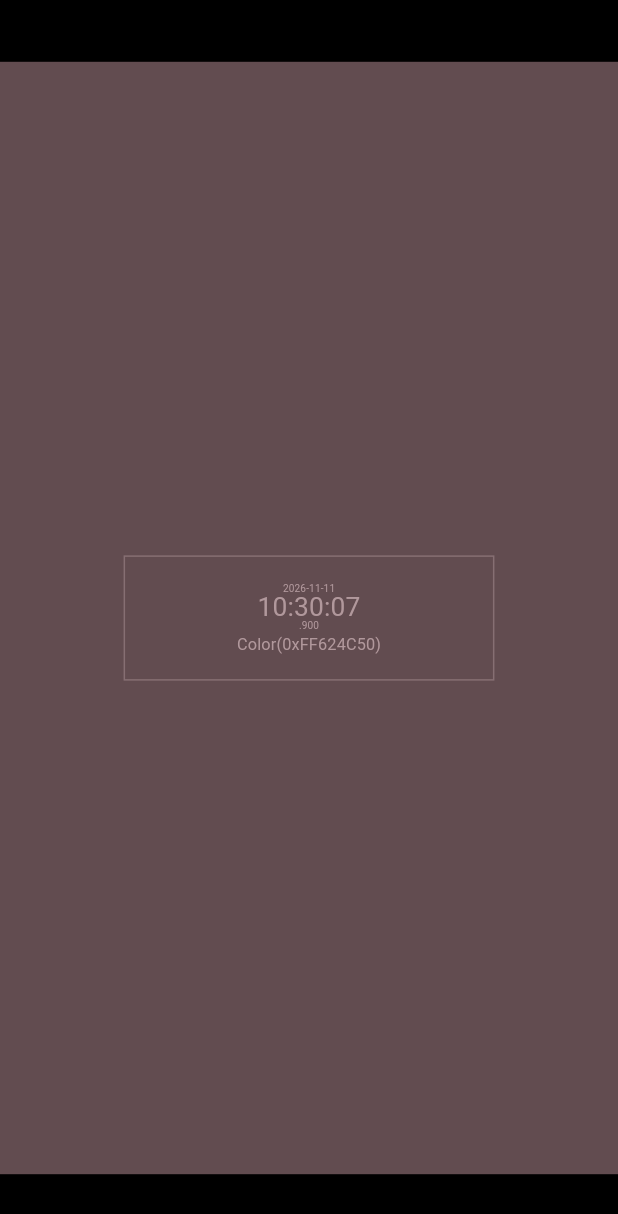
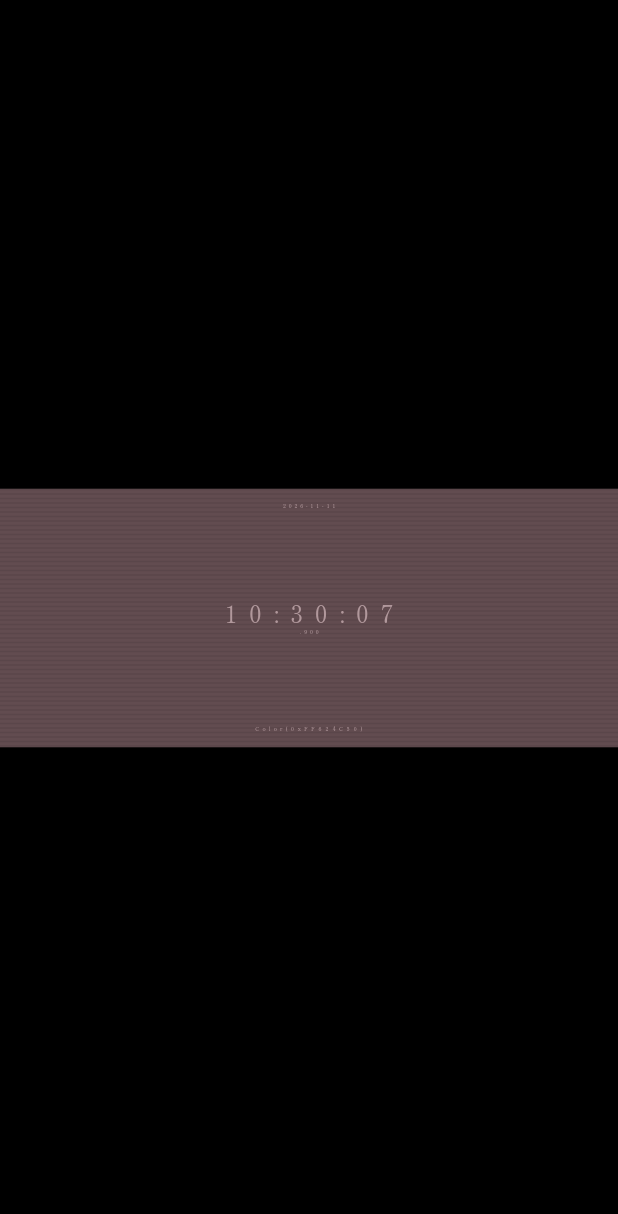
Before and after one commit to zero3kw/CurrentColor, a Flutter app: the screen it shows after launch, on a phone screen of 412 x 824 dp. Shown: the top 1214 px of the screen. Run offline on Flutter 3.47's test engine with Material 3 defaults, Android fonts, the phone set to English and light mode, and no system bars; Roboto replaces fonts that are missing (RictyDiminished).

Commit message:
Switch to a mincho typeface and a letterboxed, minimal layout
- Use Shippori Mincho (OFL, subset to ASCII and the degree sign) and
  drop the RictyDiminished fonts
- Letterbox the colored area to 2.39:1, keeping at least 5% black bands
- Time centered with milliseconds below, date at the top and color code
  at the bottom; no frame
- Half-em tracking with fixed-width cells for digits and hex characters
  so the text does not jitter with a proportional font
- Faint scanline texture over the background
- Hue wheel scales as a whole, uses the same font, and centers the
  number without the degree sign

```diff
--- a/docs/assets/FontManifest.json
+++ b/docs/assets/FontManifest.json
@@ -1 +1 @@
-[{"family":"MaterialIcons","fonts":[{"asset":"fonts/MaterialIcons-Regular.otf"}]},{"family":"RictyDiminished","fonts":[{"asset":"fonts/RictyDiminished-Regular.ttf"},{"weight":700,"asset":"fonts/RictyDiminished-Bold.ttf"}]}]
+[{"family":"MaterialIcons","fonts":[{"asset":"fonts/MaterialIcons-Regular.otf"}]},{"family":"ShipporiMincho","fonts":[{"asset":"fonts/ShipporiMincho-Subset.ttf"}]}]
--- a/lib/main.dart
+++ b/lib/main.dart
@@ -7,6 +7,8 @@
 
 void main() => runApp(const MyApp());
 
+const _font = 'ShipporiMincho';
+
 class MyApp extends StatelessWidget {
   const MyApp({super.key});
 
@@ -14,7 +16,7 @@
   Widget build(BuildContext context) {
     return MaterialApp(
       title: 'Current Color',
-      theme: ThemeData(fontFamily: 'RictyDiminished'),
+      theme: ThemeData(fontFamily: _font),
       home: const MouseRegion(
         cursor: SystemMouseCursors.none,
         child: ClockPage(),
@@ -91,21 +93,26 @@
   static const _bgL = 0.44;
   static const _bgC = 0.03;
 
-  // Text and frame: same hue as the background, with lightness chosen so the
-  // WCAG contrast ratio against the background is exactly this value.
+  // Text: same hue as the background, with lightness chosen so the WCAG
+  // contrast ratio against the background is exactly this value.
   static const _contrast = 3.0; // WCAG minimum for large text
-  // The frame sits halfway between background and text (contrast is
-  // multiplicative, so halfway is the square root).
-  static final _frameContrast = sqrt(_contrast);
 
   // Hue difference between the top and bottom of the gradient.
   static const _spread = 60.0;
 
   // Type sizes and spacing on a golden-ratio scale: step(n) = base × φⁿ,
-  // where base = screen height / φ⁸, so everything scales with the
-  // screen; the frame is sized by its content.
+  // where base = colored area height / φ⁸, so everything scales with it.
   static const _phi = 1.618;
-  static const _frameMaxWidth = 0.6; // fraction of the screen width
+
+  // The colored area is letterboxed to the cinemascope ratio, always keeping
+  // at least _minBand of the height black at the top and at the bottom.
+  static const _cinema = 2.39;
+  static const _minBand = 0.05;
+
+  // Advances in Shippori Mincho, in em: widest digit ("7") and widest hex
+  // character ("D").
+  static const _digitWidth = 0.545;
+  static const _hexWidth = 0.782;
 
   late final Ticker _ticker;
   DateTime _now = DateTime.now();
@@ -193,23 +200,46 @@
     final lch = _lchAt(t, 0);
     final bg = oklch(lch);
     final fg = _foreground(bg, lch.h, _contrast);
-    final frame = _foreground(bg, lch.h, _frameContrast);
     final rgb = bg.toARGB32() & 0xFFFFFF;
     final hex = rgb.toRadixString(16).padLeft(6, '0').toUpperCase();
     final size = MediaQuery.sizeOf(context);
-    final base = size.height / pow(_phi, 8);
+    final area = min(size.height * (1 - 2 * _minBand), size.width / _cinema);
+    final base = area / pow(_phi, 8);
     double step(int n) => base * pow(_phi, n);
-    TextStyle style(int n) =>
-        TextStyle(color: fg, fontSize: step(n), height: 1);
+    TextStyle style(int n, Color color) =>
+        // Font set explicitly: the hue wheel paints text directly and does
+        // not inherit the theme.
+        TextStyle(
+            fontFamily: _font, color: color, fontSize: step(n), height: 1);
+    // Wide tracking (half an em between characters). The font has no
+    // tabular figures, so each hex digit sits in a fixed [cell] (in em) to
+    // keep the text from jittering as it changes.
+    Widget tracked(String text, TextStyle s, [double cell = _digitWidth]) {
+      final em = s.fontSize!;
+      return Row(
+        mainAxisSize: MainAxisSize.min,
+        spacing: em / 2,
+        children: [
+          for (final ch in text.split(''))
+            if ('0123456789ABCDEF'.contains(ch))
+              SizedBox(
+                width: em * cell,
+                child: Text(ch, style: s, textAlign: TextAlign.center),
+              )
+            else
+              Text(ch, style: s),
+        ],
+      );
+    }
 
     return Focus(
       autofocus: true,
       onKeyEvent: _onKey,
       child: Scaffold(
         backgroundColor: Colors.black,
-        // Black bands (5% of height) above and below the colored area.
-        body: Padding(
-          padding: EdgeInsets.symmetric(vertical: size.height * 0.05),
+        body: Center(
+          child: SizedBox(
+            height: area,
             child: DecoratedBox(
               decoration: BoxDecoration(
                 gradient: LinearGradient(
@@ -223,32 +253,41 @@
               ),
               child: Stack(
                 children: [
+                  const Positioned.fill(
+                    child: RepaintBoundary(
+                      child: CustomPaint(painter: _Scanlines()),
+                    ),
+                  ),
+                  // Date at the top, color code at the bottom, time centered.
+                  Align(
+                    alignment: Alignment.topCenter,
+                    child: Padding(
+                      padding: EdgeInsets.only(top: step(2)),
+                      child: tracked(_date.format(_now), style(0, fg)),
+                    ),
+                  ),
                   Center(
-                  // The frame hugs its content; on narrow screens the whole
-                  // frame scales down to fit the maximum width.
                     child: ConstrainedBox(
-                    constraints: BoxConstraints(
-                        maxWidth: size.width * _frameMaxWidth),
+                      constraints: BoxConstraints(maxWidth: size.width * 0.9),
                       child: FittedBox(
                         fit: BoxFit.scaleDown,
-                      child: Container(
-                    // Wider than tall: side padding is the vertical padding × φ³.
-                        padding: EdgeInsets.symmetric(
-                            horizontal: step(5), vertical: step(2)),
-                    decoration: BoxDecoration(
-                      border: Border.all(color: frame, width: step(-4)),
-                    ),
                         child: Column(
+                          mainAxisSize: MainAxisSize.min,
                           children: [
-                          Text(_date.format(_now), style: style(0)),
-                          Text(_time.format(_now), style: style(2)),
-                          Text(_ms.format(_now), style: style(0)),
-                          SizedBox(height: step(-1)), // separates time from color
-                          Text('Color(0xFF$hex)', style: style(1)),
+                            tracked(_time.format(_now), style(3, fg)),
+                            SizedBox(height: step(0)),
+                            tracked(_ms.format(_now), style(0, fg)),
                           ],
                         ),
                       ),
                     ),
+                  ),
+                  Align(
+                    alignment: Alignment.bottomCenter,
+                    child: Padding(
+                      padding: EdgeInsets.only(bottom: step(2)),
+                      child:
+                          tracked('Color(0xFF$hex)', style(0, fg), _hexWidth),
                     ),
                   ),
                   if (_wheel)
@@ -256,11 +295,12 @@
                       right: step(0),
                       bottom: step(0),
                       child: CustomPaint(
-                      size: Size.square(step(4)),
-                      painter: _HueWheel(lch.h, spread, bg, fg, style(0)),
+                        size: Size.square(step(5)),
+                        painter: _HueWheel(lch.h, spread, bg, fg, style(0, fg)),
                       ),
                     ),
                 ],
+              ),
             ),
           ),
         ),
@@ -292,8 +332,10 @@
 
   @override
   void paint(Canvas canvas, Size size) {
+    // All lengths are in units of 1/160 of the wheel, so it scales as a whole.
+    final u = size.width / 160;
     final c = size.center(Offset.zero);
-    final r = size.width / 2 - 20;
+    final r = size.width / 2 - 20 * u;
     final ring = Rect.fromCircle(center: c, radius: r);
     Offset at(double deg, double radius) =>
         c + Offset(cos(_rad(deg)), sin(_rad(deg))) * radius;
@@ -303,45 +345,71 @@
       ..strokeCap = StrokeCap.round;
 
     // Dim full ring, then the active range at full strength.
-    canvas.drawCircle(c, r, stroke(3)..shader = _sweep(ring, 0.25));
+    canvas.drawCircle(c, r, stroke(3 * u)..shader = _sweep(ring, 0.25));
     if (spread > 0) {
       canvas.drawArc(ring, _rad(hue - spread / 2), spread * pi / 180, false,
-          stroke(3)..shader = _sweep(ring, 1));
+          stroke(3 * u)..shader = _sweep(ring, 1));
     }
 
     // Ticks every 30°, longer at 0°.
     for (var d = 0; d < 360; d += 30) {
       canvas.drawLine(
-        at(d.toDouble(), r + 8),
-        at(d.toDouble(), r + (d == 0 ? 16 : 12)),
-        stroke(1)..color = fg,
+        at(d.toDouble(), r + 8 * u),
+        at(d.toDouble(), r + (d == 0 ? 16 : 12) * u),
+        stroke(u)..color = fg,
       );
     }
 
     // Needle and marker filled with the current background.
-    canvas.drawLine(at(hue, r - 14), at(hue, r + 14), stroke(1.5)..color = fg);
-    canvas.drawCircle(at(hue, r), 6, Paint()..color = bg);
-    canvas.drawCircle(at(hue, r), 6, stroke(1.5)..color = fg);
+    canvas.drawLine(
+        at(hue, r - 14 * u), at(hue, r + 14 * u), stroke(1.5 * u)..color = fg);
+    canvas.drawCircle(at(hue, r), 6 * u, Paint()..color = bg);
+    canvas.drawCircle(at(hue, r), 6 * u, stroke(1.5 * u)..color = fg);
 
     // Caption and degrees in the center.
+    final captionSize = style.fontSize! / 1.618;
+    final tracking = captionSize / 2; // same half-em tracking as the clock
     final caption = TextPainter(
       text: TextSpan(
         text: 'HUE',
-        style: style.copyWith(
-            fontSize: style.fontSize! / 1.618 / 1.618, letterSpacing: 3),
+        style: style.copyWith(fontSize: captionSize, letterSpacing: tracking),
       ),
       textDirection: TextDirection.ltr,
     )..layout();
-    final label = TextPainter(
-      text: TextSpan(text: '${hue.round() % 360}°', style: style),
+    TextPainter text(String s) => TextPainter(
+          text: TextSpan(text: s, style: style),
           textDirection: TextDirection.ltr,
         )..layout();
+    final label = text('${hue.round() % 360}');
+    final degree = text('°');
     final top = c.dy - (caption.height + label.height) / 2;
-    caption.paint(canvas, Offset(c.dx - caption.width / 2, top));
-    label.paint(canvas, Offset(c.dx - label.width / 2, top + caption.height));
+    // Tracking trails the last letter, so shift right by half of it.
+    caption.paint(canvas, Offset(c.dx - (caption.width - tracking) / 2, top));
+    // Center the number alone; the degree sign hangs to its right.
+    final labelLeft = c.dx - label.width / 2;
+    label.paint(canvas, Offset(labelLeft, top + caption.height));
+    degree.paint(canvas, Offset(labelLeft + label.width, top + caption.height));
   }
 
   @override
   bool shouldRepaint(_HueWheel old) =>
       old.hue != hue || old.spread != spread || old.bg != bg || old.fg != fg;
 }
+
+/// Faint horizontal scanlines for a film-like texture.
+class _Scanlines extends CustomPainter {
+  const _Scanlines();
+
+  @override
+  void paint(Canvas canvas, Size size) {
+    final paint = Paint()
+      ..color = Colors.black.withValues(alpha: 0.08)
+      ..strokeWidth = 1;
+    for (var y = 0.5; y < size.height; y += 3) {
+      canvas.drawLine(Offset(0, y), Offset(size.width, y), paint);
+    }
+  }
+
+  @override
+  bool shouldRepaint(_Scanlines old) => false;
+}
--- a/pubspec.yaml
+++ b/pubspec.yaml
@@ -86,8 +86,6 @@
   # For details regarding fonts from package dependencies,
   # see https://flutter.dev/custom-fonts/#from-packages
   fonts:
-    - family: RictyDiminished
+    - family: ShipporiMincho
       fonts:
-        - asset: fonts/RictyDiminished-Regular.ttf
-        - asset: fonts/RictyDiminished-Bold.ttf
-          weight: 700
+        - asset: fonts/ShipporiMincho-Subset.ttf
```
Also changed, not shown: docs/assets/AssetManifest.bin.json (+1 -1 lines), fonts/ShipporiMincho-OFL.txt (added, +93 -0 lines), docs/assets/fonts/ShipporiMincho-Latin.ttf (added), docs/assets/fonts/ShipporiMincho-Subset.ttf (added), fonts/ShipporiMincho-Subset.ttf (added), 6 other files. Lines whose indentation alone changed are shown as unchanged.
